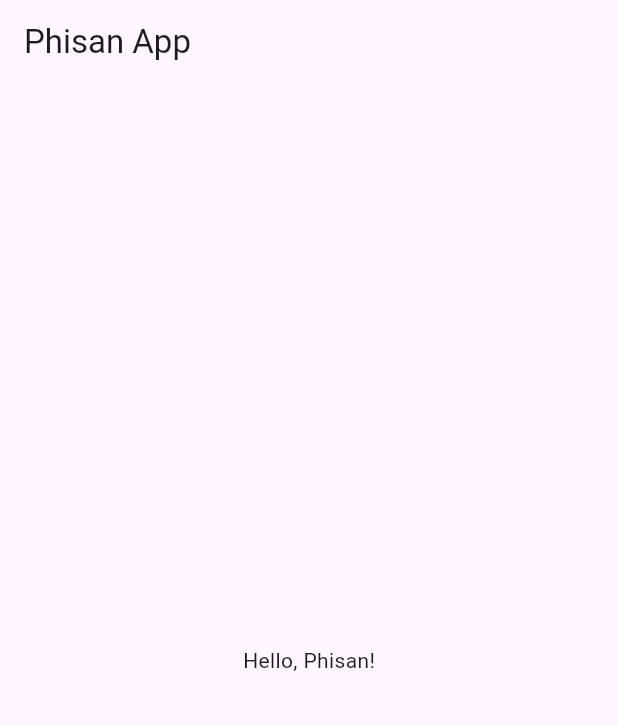
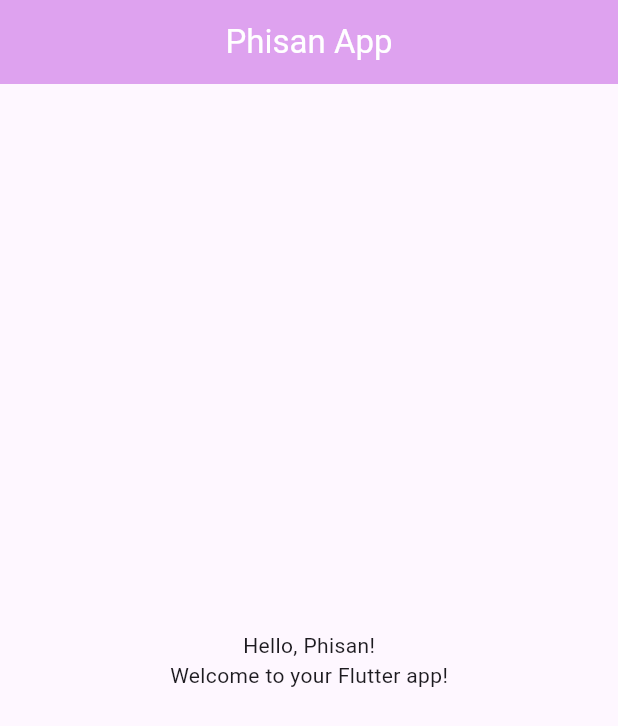
Before and after one commit to numvarn/flutter_empty_app, a Flutter app: the screen it shows after launch, on a phone screen of 412 x 824 dp. Shown: the top 726 px of the screen. Run offline on Flutter 3.47's test engine with Material 3 defaults, Android fonts, the phone set to English and light mode, and no system bars.

Commit message:
set layout

```diff
--- a/lib/main.dart
+++ b/lib/main.dart
@@ -10,6 +10,16 @@ class MainApp extends StatelessWidget {
 
   @override
   Widget build(BuildContext context) {
-    return const MaterialApp(home: MyHomePage());
+    return MaterialApp(
+      theme: ThemeData(
+        appBarTheme: const AppBarTheme(
+          backgroundColor: Color.fromARGB(255, 234, 170, 246),
+          foregroundColor: Colors.white,
+          elevation: 4,
+          centerTitle: true,
+        ),
+      ),
+      home: MyHomePage(),
+    );
   }
 }
--- a/lib/my_home_page.dart
+++ b/lib/my_home_page.dart
@@ -12,7 +12,15 @@ class _MyHomePageState extends State<MyHomePage> {
   Widget build(BuildContext context) {
     return Scaffold(
       appBar: AppBar(title: Text("Phisan App")),
-      body: Center(child: Text("Hello, Phisan!")),
+      body: Center(
+        child: Column(
+          mainAxisAlignment: MainAxisAlignment.center,
+          children: [
+            Text("Hello, Phisan!"),
+            Text("Welcome to your Flutter app!"),
+          ],
+        ),
+      ),
     );
   }
 }
```
